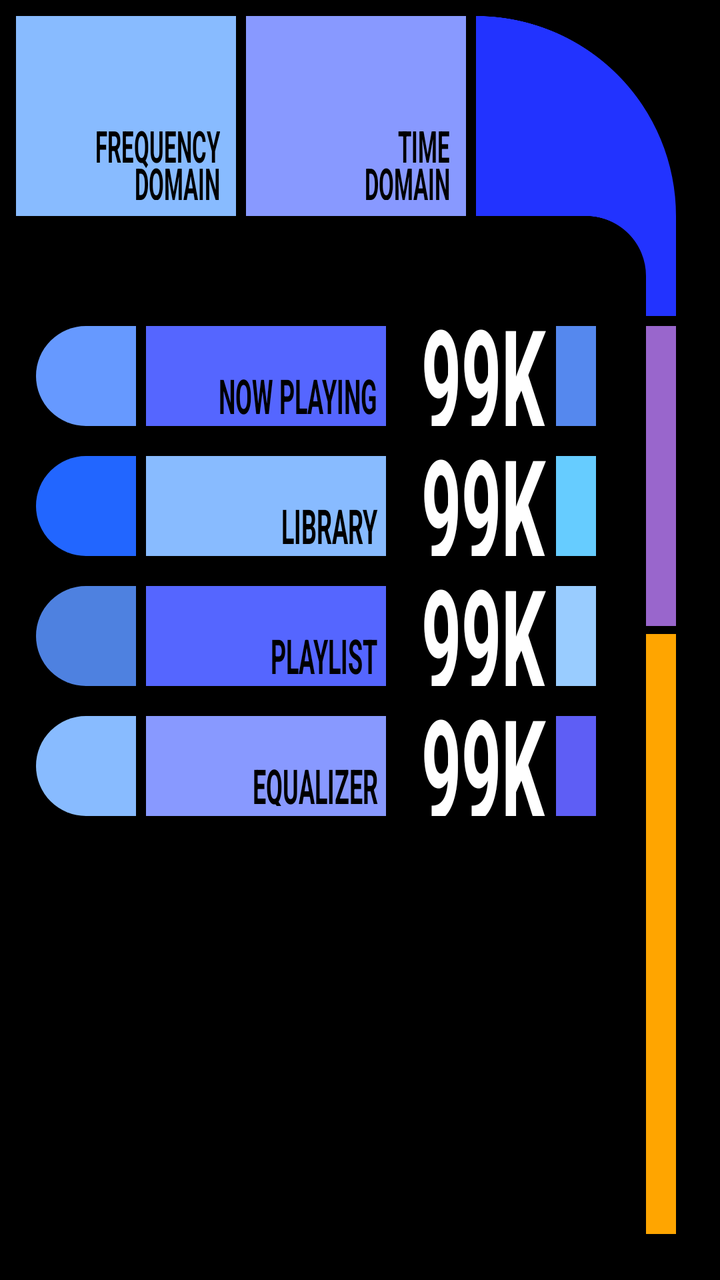
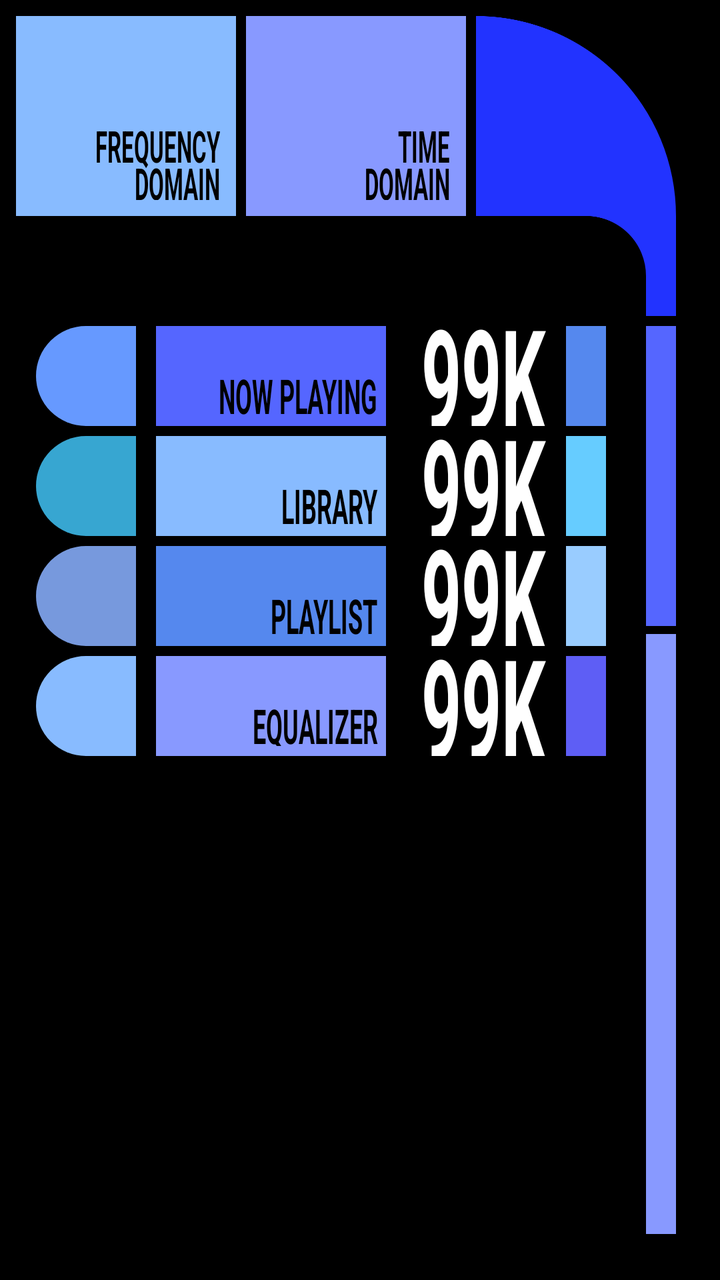

Screens rendered from an Android XML layout before and after an edit, with the pre-edit source and the edit as a unified diff.
<!-- AndroidManifest.xml: application theme Theme.LCARSMusic -->
<!-- res/layout/layout_navigation_menu.xml -->
<?xml version="1.0" encoding="utf-8"?>
<LinearLayout xmlns:android="http://schemas.android.com/apk/res/android"
    android:layout_width="match_parent"
    android:layout_height="match_parent"
    android:orientation="vertical"
    android:background="#000000"
    android:padding="8dp">

    <LinearLayout
        android:layout_width="wrap_content"
        android:layout_height="wrap_content"
        android:orientation="horizontal">

        <FrameLayout
            android:id="@+id/btn_visualizer_frequency_domain"
            android:layout_width="110dp"
            android:layout_height="100dp"
            android:layout_marginEnd="5dp"
            android:background="#88BBFF"
            android:clickable="true"
            android:focusable="true"
            android:paddingEnd="8dp"
            android:paddingBottom="8dp">

            <TextView
                android:layout_width="wrap_content"
                android:layout_height="28sp"
                android:layout_gravity="bottom|end"
                android:gravity="end"
                android:lineSpacingExtra="-4dp"
                android:scaleY="2.0"
                android:text="FREQUENCY\nDOMAIN"
                android:textColor="#000000"
                android:textSize="11sp"
                android:textStyle="bold" />
        </FrameLayout>

        <FrameLayout
            android:id="@+id/btn_visualizer_time_domain"
            android:layout_width="110dp"
            android:layout_height="100dp"
            android:layout_marginEnd="5dp"
            android:background="#8899FF"
            android:clickable="true"
            android:focusable="true"
            android:paddingEnd="8dp"
            android:paddingBottom="8dp">

            <TextView
                android:layout_width="wrap_content"
                android:layout_height="28sp"
                android:layout_gravity="bottom|end"
                android:gravity="end"
                android:lineSpacingExtra="-4dp"
                android:scaleY="2.0"
                android:text="TIME\nDOMAIN"
                android:textColor="#000000"
                android:textSize="11sp"
                android:textStyle="bold" />
        </FrameLayout>

        <ImageView
            android:layout_width="100dp"
            android:layout_height="150dp"
            android:src="@drawable/lcars_l_shape" />
    </LinearLayout>

    <LinearLayout
        android:layout_width="wrap_content"
        android:layout_height="match_parent"
        android:layout_marginTop="5dp"
        android:orientation="horizontal">

        <LinearLayout
            android:layout_width="wrap_content"
            android:layout_height="match_parent"
            android:paddingStart="10dp"
            android:layout_marginEnd="25dp"
            android:orientation="vertical">

            <LinearLayout
                android:id="@+id/btn_now_playing"
                android:layout_width="wrap_content"
                android:layout_height="wrap_content"
                android:layout_marginBottom="15dp"
                android:clickable="true"
                android:focusable="true"
                android:orientation="horizontal">

                <View
                    android:id="@+id/tombstone_now_playing"
                    android:layout_width="50dp"
                    android:layout_height="50dp"
                    android:background="@drawable/bttn_tombstone_left"
                    android:backgroundTint="#6699FF" />

                <FrameLayout
                    android:id="@+id/label_container_now_playing"
                    android:layout_width="120dp"
                    android:layout_height="50dp"
                    android:layout_marginStart="5dp"
                    android:background="#5566ff"
                    android:paddingEnd="4dp"
                    android:paddingBottom="5dp">

                    <TextView
                        android:id="@+id/text_now_playing"
                        android:layout_width="wrap_content"
                        android:layout_height="18sp"
                        android:layout_gravity="bottom|end"
                        android:scaleY="2.0"
                        android:text="NOW PLAYING"
                        android:textColor="#000000"
                        android:textSize="12sp"
                        android:textStyle="bold" />
                </FrameLayout>

                <TextView
                    android:layout_width="70dp"
                    android:layout_height="50dp"
                    android:layout_marginStart="10dp"
                    android:gravity="fill_vertical|end"
                    android:scaleY="2.0"
                    android:text="99K"
                    android:textColor="#FFFFFF"
                    android:textSize="35sp"
                    android:textStyle="bold" />

                <View
                    android:layout_width="20dp"
                    android:layout_height="50dp"
                    android:layout_marginStart="5dp"
                    android:background="#5588EE" />
            </LinearLayout>

            <LinearLayout
                android:id="@+id/btn_library"
                android:layout_width="wrap_content"
                android:layout_height="wrap_content"
                android:layout_marginBottom="15dp"
                android:clickable="true"
                android:focusable="true"
                android:orientation="horizontal">

                <View
                    android:id="@+id/tombstone_library"
                    android:layout_width="50dp"
                    android:layout_height="50dp"
                    android:background="@drawable/bttn_tombstone_left"
                    android:backgroundTint="#2266FF" />

                <FrameLayout
                    android:id="@+id/label_container_library"
                    android:layout_width="120dp"
                    android:layout_height="50dp"
                    android:layout_marginStart="5dp"
                    android:background="#88BBFF"
                    android:paddingEnd="4dp"
                    android:paddingBottom="5dp">

                    <TextView
                        android:id="@+id/text_library"
                        android:layout_width="wrap_content"
                        android:layout_height="18sp"
                        android:layout_gravity="bottom|end"
                        android:scaleY="2.0"
                        android:text="LIBRARY"
                        android:textColor="#000000"
                        android:textSize="12sp"
                        android:textStyle="bold" />
                </FrameLayout>

                <TextView
                    android:layout_width="70dp"
                    android:layout_height="50dp"
                    android:layout_marginStart="10dp"
                    android:gravity="fill_vertical|end"
                    android:scaleY="2.0"
                    android:text="99K"
                    android:textColor="#FFFFFF"
                    android:textSize="35sp"
                    android:textStyle="bold" />

                <View
                    android:layout_width="20dp"
                    android:layout_height="50dp"
                    android:layout_marginStart="5dp"
                    android:background="#66CCFF" />
            </LinearLayout>

            <LinearLayout
                android:id="@+id/btn_playlist"
                android:layout_width="wrap_content"
                android:layout_height="wrap_content"
                android:layout_marginBottom="15dp"
                android:clickable="true"
                android:focusable="true"
                android:orientation="horizontal">

                <View
                    android:id="@+id/tombstone_playlist"
                    android:layout_width="50dp"
                    android:layout_height="50dp"
                    android:background="@drawable/bttn_tombstone_left"
                    android:backgroundTint="#4E81E0" />

                <FrameLayout
                    android:id="@+id/label_container_playlist"
                    android:layout_width="120dp"
                    android:layout_height="50dp"
                    android:layout_marginStart="5dp"
                    android:background="#5566FF"
                    android:paddingEnd="4dp"
                    android:paddingBottom="5dp">

                    <TextView
                        android:id="@+id/text_playlist"
                        android:layout_width="wrap_content"
                        android:layout_height="18sp"
                        android:layout_gravity="bottom|end"
                        android:scaleY="2.0"
                        android:text="PLAYLIST"
                        android:textColor="#000000"
                        android:textSize="12sp"
                        android:textStyle="bold" />
                </FrameLayout>

                <TextView
                    android:layout_width="70dp"
                    android:layout_height="50dp"
                    android:layout_marginStart="10dp"
                    android:gravity="fill_vertical|end"
                    android:scaleY="2.0"
                    android:text="99K"
                    android:textColor="#FFFFFF"
                    android:textSize="35sp"
                    android:textStyle="bold" />

                <View
                    android:layout_width="20dp"
                    android:layout_height="50dp"
                    android:layout_marginStart="5dp"
                    android:background="#99CCFF" />
            </LinearLayout>

            <LinearLayout
                android:id="@+id/btn_equalizer"
                android:layout_width="wrap_content"
                android:layout_height="wrap_content"
                android:layout_marginBottom="10dp"
                android:clickable="true"
                android:focusable="true"
                android:orientation="horizontal">

                <View
                    android:id="@+id/tombstone_equalizer"
                    android:layout_width="50dp"
                    android:layout_height="50dp"
                    android:background="@drawable/bttn_tombstone_left"
                    android:backgroundTint="#88BBFF" />

                <FrameLayout
                    android:id="@+id/label_container_equalizer"
                    android:layout_width="120dp"
                    android:layout_height="50dp"
                    android:layout_marginStart="5dp"
                    android:background="#8899FF"
                    android:paddingEnd="4dp"
                    android:paddingBottom="5dp">

                    <TextView
                        android:id="@+id/text_equalizer"
                        android:layout_width="wrap_content"
                        android:layout_height="18sp"
                        android:layout_gravity="bottom|end"
                        android:scaleY="2.0"
                        android:text="EQUALIZER"
                        android:textColor="#000000"
                        android:textSize="12sp"
                        android:textStyle="bold" />
                </FrameLayout>

                <TextView
                    android:layout_width="70dp"
                    android:layout_height="50dp"
                    android:layout_marginStart="10dp"
                    android:gravity="fill_vertical|end"
                    android:scaleY="2.0"
                    android:text="99K"
                    android:textColor="#FFFFFF"
                    android:textSize="35sp"
                    android:textStyle="bold" />

                <View
                    android:layout_width="20dp"
                    android:layout_height="50dp"
                    android:layout_marginStart="5dp"
                    android:background="#5E5EF5" />
            </LinearLayout>

        </LinearLayout>

        <LinearLayout
            android:layout_width="15dp"
            android:layout_height="match_parent"
            android:orientation="vertical">

            <View
                android:layout_width="match_parent"
                android:layout_height="150dp"
                android:background="#9966CC" />

            <View
                android:layout_width="match_parent"
                android:layout_height="300dp"
                android:layout_marginTop="4dp"
                android:background="#FFA500" />
        </LinearLayout>

    </LinearLayout>
</LinearLayout>
<!-- resources referenced by this layout -->
<resources>
  <!-- drawable bttn_tombstone_left (drawable) -->
  <?xml version="1.0" encoding="utf-8"?>
  <shape xmlns:android="http://schemas.android.com/apk/res/android"
      android:shape="rectangle">
      <solid android:color="#FFFFFF" />
      <corners
          android:topLeftRadius="999dp"
          android:bottomLeftRadius="999dp"
          android:topRightRadius="0dp"
          android:bottomRightRadius="0dp" />
  </shape>
  <!-- drawable lcars_l_shape (drawable) -->
  <?xml version="1.0" encoding="utf-8"?>
  <vector xmlns:android="http://schemas.android.com/apk/res/android"
      android:width="100dp"
      android:height="150dp"
      android:viewportWidth="100"
      android:viewportHeight="150">
      <path
          android:fillColor="#2233ff"
          android:pathData="
              M 0,0
              A 100,100 0 0,1 100,100
              L 100,150
              L 85,150
              L 85,130
              A 30,30 0 0,0 55,100
              L 0,100
              Z" />
  </vector>
  <style name="Theme.LCARSMusic" parent="Theme.MaterialComponents.DayNight.NoActionBar">
          
          <item name="colorPrimary">@color/purple_500</item>
          <item name="colorPrimaryVariant">@color/purple_700</item>
          <item name="colorOnPrimary">@color/white</item>
          
          <item name="colorSecondary">@color/teal_200</item>
          <item name="colorSecondaryVariant">@color/teal_700</item>
          <item name="colorOnSecondary">@color/black</item>
          
          <item name="android:statusBarColor">?attr/colorPrimaryVariant</item>
          
      </style>
  <color name="purple_500">#FF6200EE</color>
  <color name="purple_700">#FF3700B3</color>
  <color name="white">#FFFFFFFF</color>
  <color name="teal_200">#FF03DAC5</color>
  <color name="teal_700">#FF018786</color>
  <color name="black">#FF000000</color>
</resources>

<!-- the commit's change to res/layout/layout_navigation_menu.xml (unified diff, before → after) -->
@@ -75,14 +75,14 @@
             android:layout_width="wrap_content"
             android:layout_height="match_parent"
             android:paddingStart="10dp"
-            android:layout_marginEnd="25dp"
+            android:layout_marginEnd="20dp"
             android:orientation="vertical">
 
             <LinearLayout
                 android:id="@+id/btn_now_playing"
                 android:layout_width="wrap_content"
                 android:layout_height="wrap_content"
-                android:layout_marginBottom="15dp"
+                android:layout_marginBottom="5dp"
                 android:clickable="true"
                 android:focusable="true"
                 android:orientation="horizontal">
@@ -96,9 +96,9 @@
 
                 <FrameLayout
                     android:id="@+id/label_container_now_playing"
-                    android:layout_width="120dp"
-                    android:layout_height="50dp"
-                    android:layout_marginStart="5dp"
+                    android:layout_width="115dp"
+                    android:layout_height="50dp"
+                    android:layout_marginStart="10dp"
                     android:background="#5566ff"
                     android:paddingEnd="4dp"
                     android:paddingBottom="5dp">
@@ -129,7 +129,7 @@
                 <View
                     android:layout_width="20dp"
                     android:layout_height="50dp"
-                    android:layout_marginStart="5dp"
+                    android:layout_marginStart="10dp"
                     android:background="#5588EE" />
             </LinearLayout>
 
@@ -137,7 +137,7 @@
                 android:id="@+id/btn_library"
                 android:layout_width="wrap_content"
                 android:layout_height="wrap_content"
-                android:layout_marginBottom="15dp"
+                android:layout_marginBottom="5dp"
                 android:clickable="true"
                 android:focusable="true"
                 android:orientation="horizontal">
@@ -147,13 +147,13 @@
                     android:layout_width="50dp"
                     android:layout_height="50dp"
                     android:background="@drawable/bttn_tombstone_left"
-                    android:backgroundTint="#2266FF" />
+                    android:backgroundTint="@color/lcars_picard_blue" />
 
                 <FrameLayout
                     android:id="@+id/label_container_library"
-                    android:layout_width="120dp"
-                    android:layout_height="50dp"
-                    android:layout_marginStart="5dp"
+                    android:layout_width="115dp"
+                    android:layout_height="50dp"
+                    android:layout_marginStart="10dp"
                     android:background="#88BBFF"
                     android:paddingEnd="4dp"
                     android:paddingBottom="5dp">
@@ -184,7 +184,7 @@
                 <View
                     android:layout_width="20dp"
                     android:layout_height="50dp"
-                    android:layout_marginStart="5dp"
+                    android:layout_marginStart="10dp"
                     android:background="#66CCFF" />
             </LinearLayout>
 
@@ -192,7 +192,7 @@
                 android:id="@+id/btn_playlist"
                 android:layout_width="wrap_content"
                 android:layout_height="wrap_content"
-                android:layout_marginBottom="15dp"
+                android:layout_marginBottom="5dp"
                 android:clickable="true"
                 android:focusable="true"
                 android:orientation="horizontal">
@@ -202,14 +202,14 @@
                     android:layout_width="50dp"
                     android:layout_height="50dp"
                     android:background="@drawable/bttn_tombstone_left"
-                    android:backgroundTint="#4E81E0" />
+                    android:backgroundTint="@color/lcars_lower_decks_padd_beta_blue" />
 
                 <FrameLayout
                     android:id="@+id/label_container_playlist"
-                    android:layout_width="120dp"
-                    android:layout_height="50dp"
-                    android:layout_marginStart="5dp"
-                    android:background="#5566FF"
+                    android:layout_width="115dp"
+                    android:layout_height="50dp"
+                    android:layout_marginStart="10dp"
+                    android:background="@color/lcars_lower_decks_padd_alpha_blue"
                     android:paddingEnd="4dp"
                     android:paddingBottom="5dp">
 
@@ -239,7 +239,7 @@
                 <View
                     android:layout_width="20dp"
                     android:layout_height="50dp"
-                    android:layout_marginStart="5dp"
+                    android:layout_marginStart="10dp"
                     android:background="#99CCFF" />
             </LinearLayout>
 
@@ -247,7 +247,7 @@
                 android:id="@+id/btn_equalizer"
                 android:layout_width="wrap_content"
                 android:layout_height="wrap_content"
-                android:layout_marginBottom="10dp"
+                android:layout_marginBottom="5dp"
                 android:clickable="true"
                 android:focusable="true"
                 android:orientation="horizontal">
@@ -261,10 +261,10 @@
 
                 <FrameLayout
                     android:id="@+id/label_container_equalizer"
-                    android:layout_width="120dp"
-                    android:layout_height="50dp"
-                    android:layout_marginStart="5dp"
-                    android:background="#8899FF"
+                    android:layout_width="115dp"
+                    android:layout_height="50dp"
+                    android:layout_marginStart="10dp"
+                    android:background="@color/lcars_classic_bluey"
                     android:paddingEnd="4dp"
                     android:paddingBottom="5dp">
 
@@ -294,7 +294,7 @@
                 <View
                     android:layout_width="20dp"
                     android:layout_height="50dp"
-                    android:layout_marginStart="5dp"
+                    android:layout_marginStart="10dp"
                     android:background="#5E5EF5" />
             </LinearLayout>
 
@@ -308,13 +308,13 @@
             <View
                 android:layout_width="match_parent"
                 android:layout_height="150dp"
-                android:background="#9966CC" />
+                android:background="@color/lcars_classic_blue" />
 
             <View
                 android:layout_width="match_parent"
                 android:layout_height="300dp"
                 android:layout_marginTop="4dp"
-                android:background="#FFA500" />
+                android:background="@color/lcars_classic_bluey" />
         </LinearLayout>
 
     </LinearLayout>
<!-- resource entries referenced after the edit -->
@@ -1,5 +1,10 @@
 <!-- resources referenced by this layout -->
 <resources>
+  <color name="lcars_classic_blue">#5566ff</color>
+  <color name="lcars_classic_bluey">#8899ff</color>
+  <color name="lcars_lower_decks_padd_alpha_blue">#5588ee</color>
+  <color name="lcars_lower_decks_padd_beta_blue">#7799dd</color>
+  <color name="lcars_picard_blue">#37a6d1</color>
   <!-- drawable bttn_tombstone_left (drawable) -->
   <?xml version="1.0" encoding="utf-8"?>
   <shape xmlns:android="http://schemas.android.com/apk/res/android"
